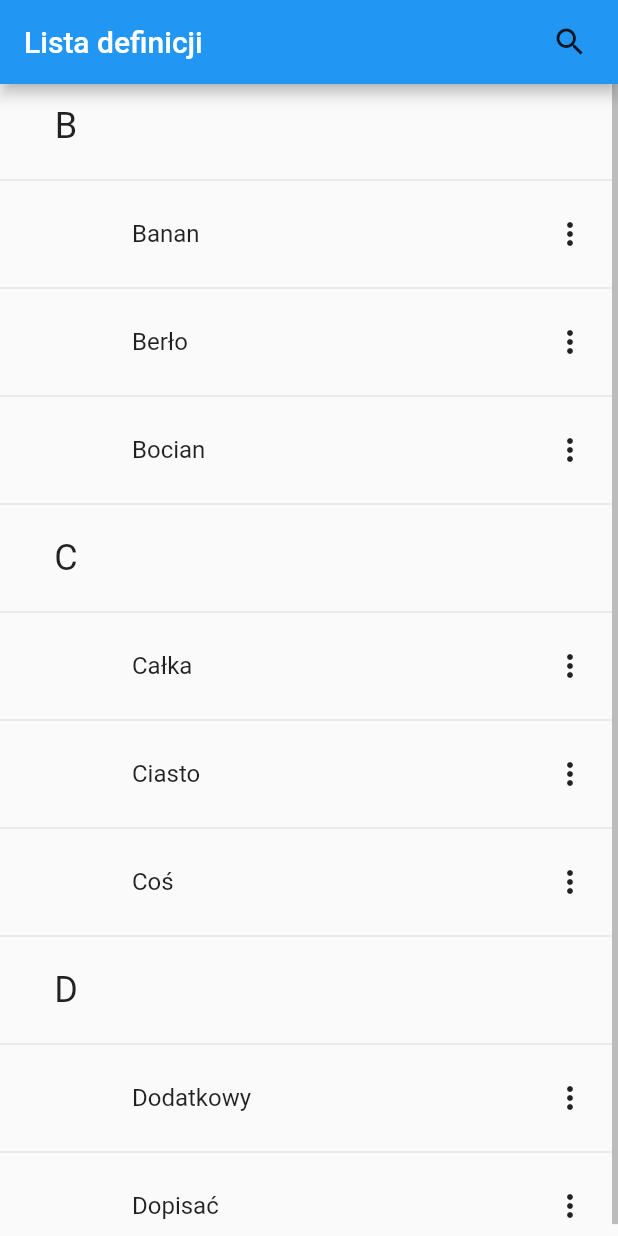
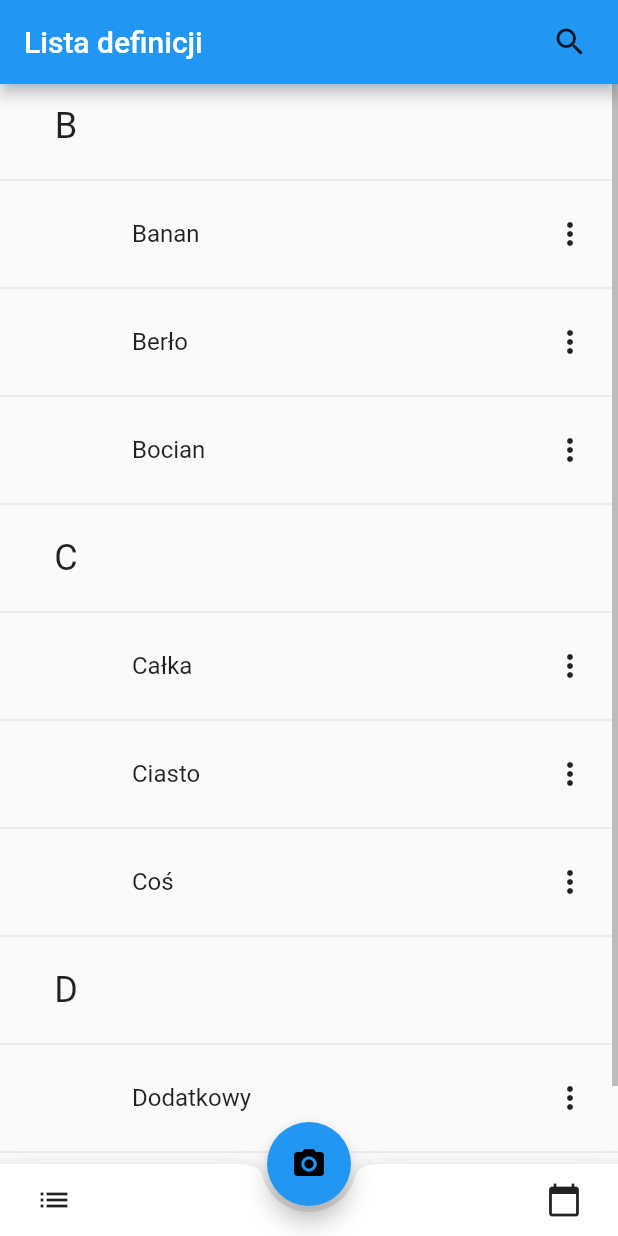
Before and after one commit to m-soltan/match_it, a Flutter app: the screen it shows after launch, on a phone screen of 412 x 824 dp. Run offline on Flutter 3.47's test engine with Material 2 defaults, Android fonts, the phone set to English and light mode, and no system bars.

Commit message:
add FAB, bottom bar, dismiss popup on selection

```diff
--- a/lib/list_screen.dart
+++ b/lib/list_screen.dart
@@ -92,6 +92,32 @@ class ListScreen extends StatelessWidget {
           },
         ),
       ),
+      floatingActionButtonLocation: FloatingActionButtonLocation.centerDocked,
+      floatingActionButton: FloatingActionButton(
+        child: Icon(
+          Icons.camera_alt,
+          color: Colors.black,
+        ),
+        onPressed: () {},
+      ),
+      bottomNavigationBar: BottomAppBar(
+        shape: CircularNotchedRectangle(),
+        child: Row(
+          children: <Widget>[
+            Container(height: 48, width: 12),
+            IconButton(
+              icon: Icon(Icons.list),
+              onPressed: () {},
+            ),
+            Spacer(),
+            IconButton(
+              icon: Icon(Icons.calendar_today),
+              onPressed: () {},
+            ),
+            Container(height: 48, width: 12),
+          ],
+        ),
+      ),
     );
   }
 }
@@ -103,16 +129,22 @@ class _ItemModal extends StatelessWidget {
       actions: <Widget>[
         CupertinoActionSheetAction(
           child: Text("Dodaj do grupy"),
-          onPressed: () {},
+          onPressed: () {
+            Navigator.of(context).pop(() {});
+          },
         ),
         CupertinoActionSheetAction(
           child: Text("Udostępnij"),
-          onPressed: () {},
+          onPressed: () {
+            Navigator.of(context).pop(() {});
+          },
         ),
         CupertinoActionSheetAction(
           child: Text("Usuń"),
           isDestructiveAction: true,
-          onPressed: () {},
+          onPressed: () {
+            Navigator.of(context).pop(() {});
+          },
         ),
       ],
     );
```
